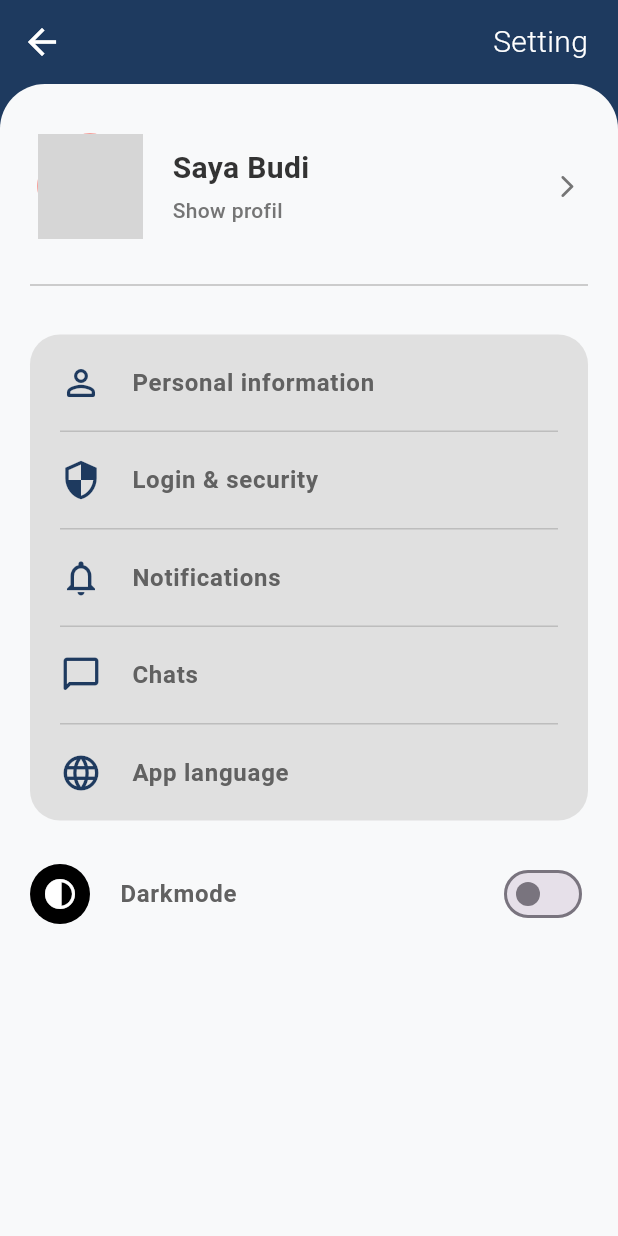
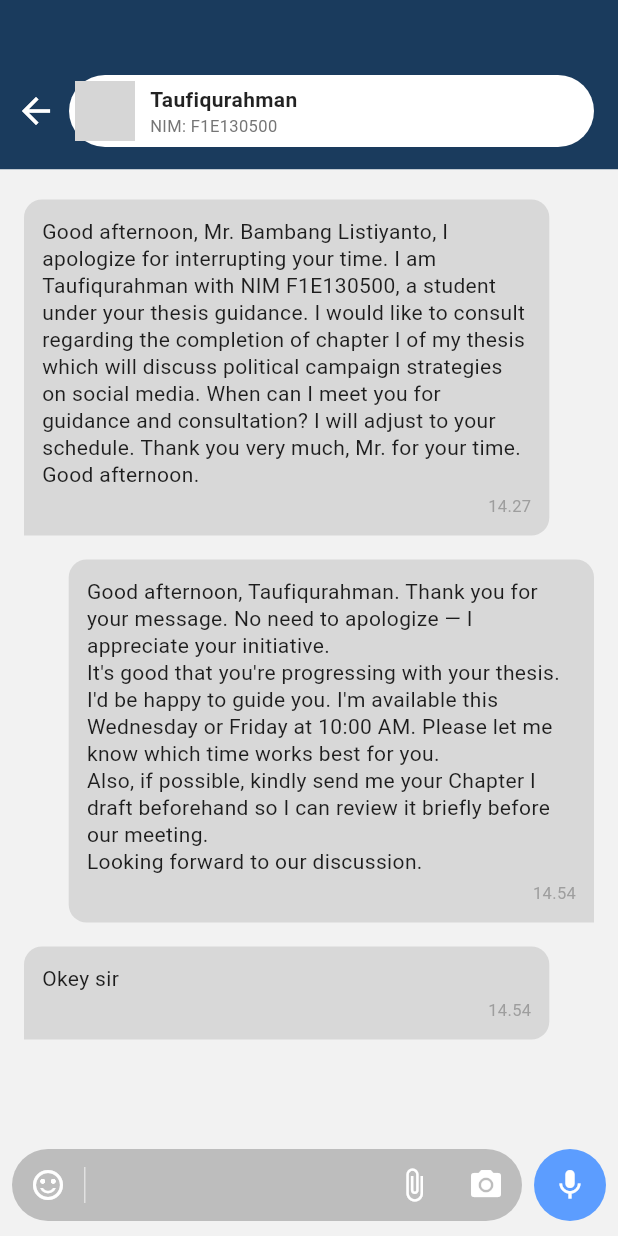
Before and after one commit to Arflifie/lectalk, a Flutter app: the screen it shows after launch, on a phone screen of 412 x 824 dp. Run offline on Flutter 3.47's test engine with Material 3 defaults, Android fonts, the light colour scheme and no system bars; network calls fail; Roboto replaces fonts that are missing (SF Pro Display); grey boxes are pictures that could not be loaded.

Commit message:
add lecture chat page and screen

```diff
--- a/lib/main.dart
+++ b/lib/main.dart
@@ -1,6 +1,13 @@
 import 'package:flutter/material.dart';
-// import 'package:lectalk/pages/template_page.dart';
+import 'package:lectalk/pages/chat.dart';
+import 'package:lectalk/pages/chat_page.dart';
+import 'package:lectalk/pages/lecturer_chat.dart';
+import 'package:lectalk/pages/lecturer_chat_page.dart';
+import 'package:lectalk/pages/login_student.dart';
+import 'package:lectalk/pages/profil.dart';
+import 'package:lectalk/pages/template_page.dart';
 import 'package:lectalk/pages/contact_page.dart';
+import 'package:lectalk/pages/landing.dart';
 import 'package:lectalk/pages/settings.dart';
 
 void main() {
@@ -20,7 +27,7 @@ class MyApp extends StatelessWidget {
         primarySwatch: Colors.blue,
         fontFamily: 'SF Pro Display',
       ),
-      home: const SettingsPage(),
+      home: const LecturerChatScreen(),
     );
   }
 }
--- /dev/null
+++ b/lib/pages/lecturer_chat.dart
@@ -0,0 +1,274 @@
+import 'package:flutter/material.dart';
+
+// --- Constants (Warna & Style Khusus Chat) ---
+class AppColors {
+  static const Color primaryBlue = Color(0xFF1A3B5D); // Header
+  static const Color backgroundGrey = Color(0xFFF5F5F5); // Background
+  static const Color bubbleGrey = Color(0xFFD8D8D8); // Bubble Chat
+  static const Color inputPill = Color(0xFFBDBDBD); // Input Container
+  static const Color micBlue = Color(0xFF5C9DFF); // Tombol Mic
+}
+
+class AppTextStyles {
+  static const TextStyle headerTitle = TextStyle(
+    color: Colors.black87,
+    fontWeight: FontWeight.bold,
+    fontSize: 14,
+  );
+  static const TextStyle messageText = TextStyle(
+    color: Colors.black87,
+    fontSize: 14,
+    height: 1.3,
+  );
+  static const TextStyle timeText = TextStyle(color: Colors.grey, fontSize: 11);
+}
+
+// --- Main Screen ---
+
+class LecturerChatScreen extends StatefulWidget {
+  const LecturerChatScreen({super.key});
+
+  @override
+  State<LecturerChatScreen> createState() => _LecturerChatScreenState();
+}
+
+class _LecturerChatScreenState extends State<LecturerChatScreen> {
+  final TextEditingController _textController = TextEditingController();
+
+  // Dummy Data - Percakapan dari sudut pandang dosen
+  final List<Map<String, dynamic>> _messages = [
+    {
+      "text":
+          "Good afternoon, Mr. Bambang Listiyanto, I apologize for interrupting your time. I am Taufiqurahman with NIM F1E130500, a student under your thesis guidance. I would like to consult regarding the completion of chapter I of my thesis which will discuss political campaign strategies on social media. When can I meet you for guidance and consultation? I will adjust to your schedule. Thank you very much, Mr. for your time. Good afternoon.",
+      "time": "14.27",
+      "isMe": false,
+    },
+    {
+      "text":
+          "Good afternoon, Taufiqurahman. Thank you for your message. No need to apologize — I appreciate your initiative.\nIt's good that you're progressing with your thesis. I'd be happy to guide you. I'm available this Wednesday or Friday at 10:00 AM. Please let me know which time works best for you.\nAlso, if possible, kindly send me your Chapter I draft beforehand so I can review it briefly before our meeting.\nLooking forward to our discussion.",
+      "time": "14.54",
+      "isMe": true,
+    },
+    {"text": "Okey sir", "time": "14.54", "isMe": false},
+  ];
+
+  @override
+  Widget build(BuildContext context) {
+    return Scaffold(
+      backgroundColor: Colors.white,
+      body: Column(
+        children: [
+          _buildCustomHeader(),
+          Expanded(
+            child: Container(
+              color: const Color(0xFFF2F2F2),
+              child: ListView.builder(
+                padding: const EdgeInsets.symmetric(
+                  horizontal: 16,
+                  vertical: 20,
+                ),
+                itemCount: _messages.length,
+                itemBuilder: (context, index) {
+                  final msg = _messages[index];
+                  return ChatBubble(
+                    text: msg['text'],
+                    time: msg['time'],
+                    isMe: msg['isMe'],
+                  );
+                },
+              ),
+            ),
+          ),
+          _buildInputArea(),
+        ],
+      ),
+    );
+  }
+
+  Widget _buildCustomHeader() {
+    return Container(
+      padding: const EdgeInsets.only(top: 50, bottom: 15, left: 10, right: 16),
+      color: AppColors.primaryBlue,
+      child: Row(
+        children: [
+          GestureDetector(
+            onTap: () => Navigator.pop(context),
+            child: const Icon(Icons.arrow_back, color: Colors.white, size: 28),
+          ),
+          const SizedBox(width: 8),
+          Expanded(
+            child: Container(
+              padding: const EdgeInsets.all(4),
+              decoration: BoxDecoration(
+                color: Colors.white,
+                borderRadius: BorderRadius.circular(30),
+              ),
+              child: Row(
+                children: [
+                  // Avatar mahasiswa
+                  Container(
+                    width: 40,
+                    height: 40,
+                    decoration: const BoxDecoration(
+                      shape: BoxShape.circle,
+                      color: Colors.grey,
+                      image: DecorationImage(
+                        image: NetworkImage('https://i.pravatar.cc/150?img=33'),
+                        fit: BoxFit.cover,
+                      ),
+                    ),
+                  ),
+                  const SizedBox(width: 10),
+                  Expanded(
+                    child: Column(
+                      crossAxisAlignment: CrossAxisAlignment.start,
+                      children: [
+                        Text(
+                          "Taufiqurahman",
+                          style: AppTextStyles.headerTitle,
+                          overflow: TextOverflow.ellipsis,
+                        ),
+                        Text(
+                          "NIM: F1E130500",
+                          style: TextStyle(
+                            color: Colors.grey[600],
+                            fontSize: 11,
+                          ),
+                          overflow: TextOverflow.ellipsis,
+                        ),
+                      ],
+                    ),
+                  ),
+                ],
+              ),
+            ),
+          ),
+        ],
+      ),
+    );
+  }
+
+  Widget _buildInputArea() {
+    return SafeArea(
+      top: false,
+      child: Container(
+        padding: const EdgeInsets.symmetric(horizontal: 8, vertical: 10),
+        color: const Color(0xFFF2F2F2),
+        child: Row(
+          crossAxisAlignment: CrossAxisAlignment.end,
+          children: [
+            Expanded(
+              child: Container(
+                decoration: BoxDecoration(
+                  color: AppColors.inputPill,
+                  borderRadius: BorderRadius.circular(25),
+                ),
+                child: Row(
+                  children: [
+                    IconButton(
+                      icon: const Icon(
+                        Icons.sentiment_satisfied_alt,
+                        color: Colors.white,
+                      ),
+                      onPressed: () {},
+                    ),
+                    Container(width: 1, height: 24, color: Colors.white54),
+                    const SizedBox(width: 8),
+                    Expanded(
+                      child: TextField(
+                        controller: _textController,
+                        decoration: const InputDecoration(
+                          hintText: "",
+                          border: InputBorder.none,
+                          isDense: true,
+                          contentPadding: EdgeInsets.symmetric(vertical: 10),
+                        ),
+                        style: const TextStyle(color: Colors.white),
+                        minLines: 1,
+                        maxLines: 4,
+                      ),
+                    ),
+                    IconButton(
+                      icon: const Icon(Icons.attach_file, color: Colors.white),
+                      onPressed: () {},
+                    ),
+                    IconButton(
+                      icon: const Icon(Icons.camera_alt, color: Colors.white),
+                      onPressed: () {},
+                    ),
+                  ],
+                ),
+              ),
+            ),
+            const SizedBox(width: 8),
+            Container(
+              decoration: const BoxDecoration(
+                color: AppColors.micBlue,
+                shape: BoxShape.circle,
+              ),
+              child: IconButton(
+                icon: const Icon(Icons.mic, color: Colors.white),
+                onPressed: () {},
+              ),
+            ),
+          ],
+        ),
+      ),
+    );
+  }
+}
+
+// --- Widget Component Terpisah ---
+
+class ChatBubble extends StatelessWidget {
+  final String text;
+  final String time;
+  final bool isMe;
+
+  const ChatBubble({
+    super.key,
+    required this.text,
+    required this.time,
+    required this.isMe,
+  });
+
+  @override
+  Widget build(BuildContext context) {
+    final align = isMe ? CrossAxisAlignment.end : CrossAxisAlignment.start;
+    final bgColor = AppColors.bubbleGrey;
+
+    return Column(
+      crossAxisAlignment: align,
+      children: [
+        Container(
+          margin: const EdgeInsets.only(bottom: 4),
+          constraints: BoxConstraints(
+            maxWidth: MediaQuery.of(context).size.width * 0.85,
+          ),
+          padding: const EdgeInsets.all(12),
+          decoration: BoxDecoration(
+            color: bgColor,
+            borderRadius: BorderRadius.only(
+              topLeft: const Radius.circular(12),
+              topRight: const Radius.circular(12),
+              bottomLeft: isMe ? const Radius.circular(12) : Radius.zero,
+              bottomRight: isMe ? Radius.zero : const Radius.circular(12),
+            ),
+          ),
+          child: Column(
+            crossAxisAlignment: CrossAxisAlignment.start,
+            children: [
+              Text(text, style: AppTextStyles.messageText),
+              const SizedBox(height: 4),
+              Align(
+                alignment: Alignment.bottomRight,
+                child: Text(time, style: AppTextStyles.timeText),
+              ),
+            ],
+          ),
+        ),
+        const SizedBox(height: 12),
+      ],
+    );
+  }
+}
```
Also changed, not shown: lib/pages/lecturer_chat_page.dart (added, +255 -0 lines).
